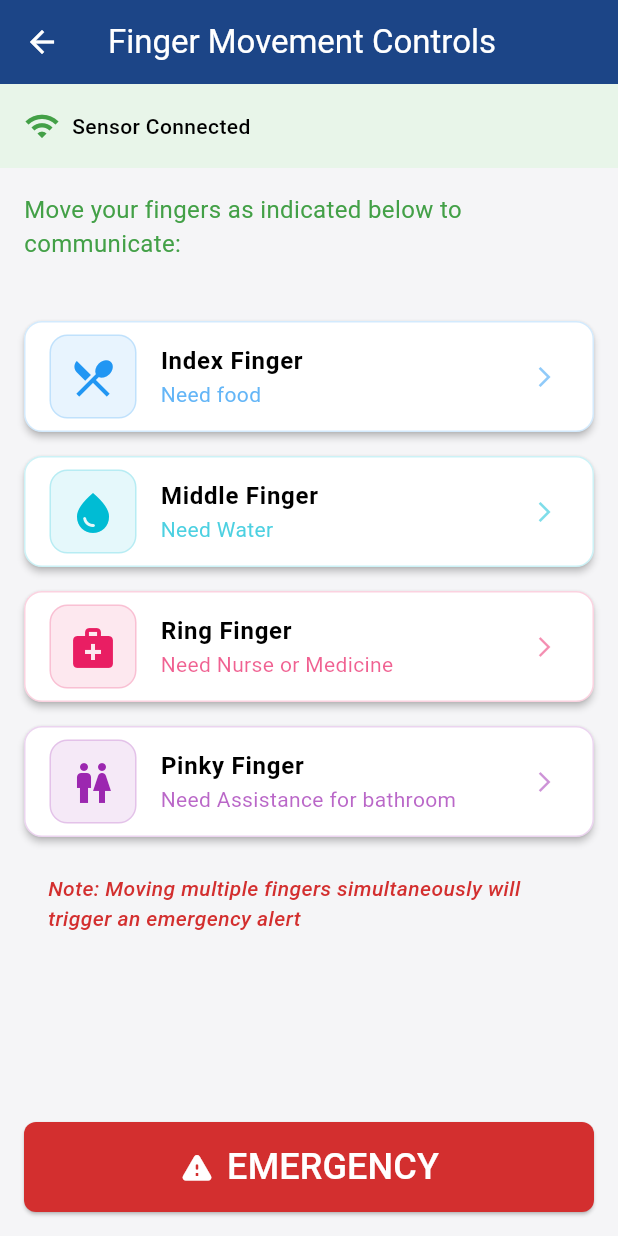
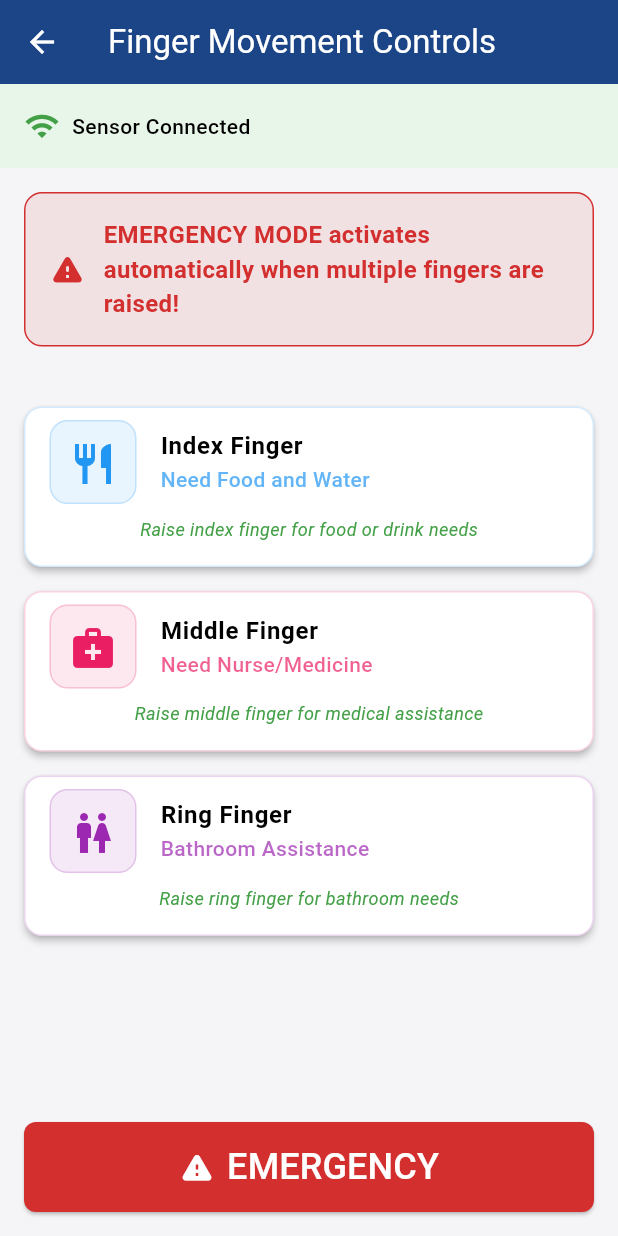
Before and after one commit to Benjaminkazam/paralysis_patientapp, a Flutter app: the screen it shows after launch, after a tap on the "gesture" icon, on a phone screen of 412 x 824 dp. Run offline on Flutter 3.47's test engine with Material 3 defaults, Android fonts, the phone set to English and light mode, and no system bars.

Commit message:
Refactor vital data model and enhance interaction page with detailed finger action descriptions

```diff
--- a/lib/models/vital_data.dart
+++ b/lib/models/vital_data.dart
@@ -1,15 +1,13 @@
 class VitalData {
   final double heartRate;
-  final double bloodPressure;
   final double temperature;
-  final double oxygenLevel; // Added back
+  final double oxygenLevel;
   final String movementStatus;
 
   VitalData({
     required this.heartRate,
-    required this.bloodPressure,
     required this.temperature,
-    required this.oxygenLevel, // Added back
+    required this.oxygenLevel,
     required this.movementStatus,
   });
 }
--- a/lib/screens/home_page.dart
+++ b/lib/screens/home_page.dart
@@ -1,5 +1,6 @@
 import 'package:flutter/material.dart';
 import '../models/vital_data.dart';
+import 'dart:math' as math;
 
 class HomePage extends StatefulWidget {
   const HomePage({super.key});
@@ -8,17 +9,87 @@ class HomePage extends StatefulWidget {
   State<HomePage> createState() => _HomePageState();
 }
 
-class _HomePageState extends State<HomePage> {
+class _HomePageState extends State<HomePage> with TickerProviderStateMixin {
+  late final AnimationController _heartBeatController;
+  late final AnimationController _temperatureController;
+  late final AnimationController _oxygenController;
+
   final VitalData _dummyData = VitalData(
     heartRate: 75,
-    bloodPressure: 120,
     temperature: 37,
     oxygenLevel: 98,
     movementStatus: "Stable",
   );
 
-  Widget _buildVitalCard(
-      String title, String value, String unit, IconData icon, Color iconColor) {
+  // Add vital sign thresholds
+  static const Map<String, Map<String, double>> _vitalThresholds = {
+    'heartRate': {'min': 60, 'max': 100},
+    'temperature': {'min': 36.1, 'max': 37.2},
+    'oxygenLevel': {'min': 95, 'max': 100},
+  };
+
+  bool _isVitalSignNormal(String vitalType, double value) {
+    final threshold = _vitalThresholds[vitalType]!;
+    return value >= threshold['min']! && value <= threshold['max']!;
+  }
+
+  bool get _isEmergencyState {
+    return !_isVitalSignNormal('heartRate', _dummyData.heartRate) &&
+        !_isVitalSignNormal('temperature', _dummyData.temperature) &&
+        !_isVitalSignNormal('oxygenLevel', _dummyData.oxygenLevel);
+  }
+
+  @override
+  void initState() {
+    super.initState();
+    _heartBeatController = AnimationController(
+      duration: const Duration(milliseconds: 800),
+      vsync: this,
+    )..repeat(reverse: true);
+
+    _temperatureController = AnimationController(
+      duration: const Duration(seconds: 2),
+      vsync: this,
+    )..repeat();
+
+    _oxygenController = AnimationController(
+      duration: const Duration(seconds: 3),
+      vsync: this,
+    )..repeat();
+  }
+
+  @override
+  void dispose() {
+    _heartBeatController.dispose();
+    _temperatureController.dispose();
+    _oxygenController.dispose();
+    super.dispose();
+  }
+
+  Widget _buildAnimatedIcon(
+      IconData icon, Color color, AnimationController controller) {
+    return AnimatedBuilder(
+      animation: controller,
+      builder: (context, child) {
+        return Transform.scale(
+          scale: 1.0 + controller.value * 0.2,
+          child: Icon(
+            icon,
+            size: 64, // Increased from 48 to 64
+            color: color.withOpacity(0.5 + controller.value * 0.5),
+          ),
+        );
+      },
+    );
+  }
+
+  Widget _buildVitalCard(String title, String value, String unit, IconData icon,
+      Color iconColor, AnimationController controller, String vitalType) {
+    final double numValue = double.parse(value);
+    final bool isNormal = _isVitalSignNormal(vitalType, numValue);
+    final Color displayColor =
+        isNormal ? iconColor : Theme.of(context).colorScheme.error;
+
     return Card(
       elevation: 3,
       child: Container(
@@ -27,34 +98,37 @@ class _HomePageState extends State<HomePage> {
             begin: Alignment.topLeft,
             end: Alignment.bottomRight,
             colors: [
-              iconColor.withOpacity(0.1),
+              displayColor.withOpacity(0.1),
               Colors.white,
             ],
           ),
           borderRadius: BorderRadius.circular(12),
+          border: !isNormal
+              ? Border.all(
+                  color: Theme.of(context).colorScheme.error,
+                  width: 2,
+                )
+              : null,
         ),
         padding: const EdgeInsets.all(16.0),
         child: Column(
           mainAxisAlignment: MainAxisAlignment.center,
           children: [
             Container(
-              padding: const EdgeInsets.all(12),
+              padding: const EdgeInsets.all(16), // Increased from 12 to 16
               decoration: BoxDecoration(
-                color: iconColor.withOpacity(0.1),
-                borderRadius: BorderRadius.circular(50),
+                color: displayColor.withOpacity(0.1),
+                borderRadius:
+                    BorderRadius.circular(60), // Increased from 50 to 60
               ),
-              child: Icon(
-                icon,
-                size: 48, // Increased icon size
-                color: iconColor,
-              ),
+              child: _buildAnimatedIcon(icon, displayColor, controller),
             ),
             const SizedBox(height: 12),
             Text(
               title,
               style: TextStyle(
                 fontSize: 16,
-                color: iconColor.withOpacity(0.8),
+                color: displayColor.withOpacity(0.8),
                 fontWeight: FontWeight.w500,
               ),
             ),
@@ -66,9 +140,9 @@ class _HomePageState extends State<HomePage> {
                 Text(
                   value,
                   style: TextStyle(
-                    fontSize: 28, // Increased value size
+                    fontSize: 28,
                     fontWeight: FontWeight.bold,
-                    color: iconColor,
+                    color: displayColor,
                   ),
                 ),
                 const SizedBox(width: 4),
@@ -76,13 +150,50 @@ class _HomePageState extends State<HomePage> {
                   unit,
                   style: TextStyle(
                     fontSize: 14,
-                    color: iconColor.withOpacity(0.7),
+                    color: displayColor.withOpacity(0.7),
                   ),
                 ),
               ],
             ),
           ],
         ),
+      ),
+    );
+  }
+
+  Widget _buildEmergencyWarning() {
+    if (!_isEmergencyState) return const SizedBox.shrink();
+
+    return Container(
+      margin: const EdgeInsets.only(bottom: 16),
+      padding: const EdgeInsets.all(16),
+      decoration: BoxDecoration(
+        color: Theme.of(context).colorScheme.error.withOpacity(0.1),
+        borderRadius: BorderRadius.circular(12),
+        border: Border.all(
+          color: Theme.of(context).colorScheme.error,
+          width: 2,
+        ),
+      ),
+      child: Row(
+        children: [
+          Icon(
+            Icons.warning_amber_rounded,
+            color: Theme.of(context).colorScheme.error,
+            size: 32,
+          ),
+          const SizedBox(width: 16),
+          Expanded(
+            child: Text(
+              'CRITICAL: All vital signs are outside normal range!\nImmediate medical attention required.',
+              style: TextStyle(
+                color: Theme.of(context).colorScheme.error,
+                fontWeight: FontWeight.bold,
+                fontSize: 16,
+              ),
+            ),
+          ),
+        ],
       ),
     );
   }
@@ -108,6 +219,7 @@ class _HomePageState extends State<HomePage> {
           children: [
             const Text('Vitals Monitor',
                 style: TextStyle(fontSize: 20, fontWeight: FontWeight.bold)),
+            _buildEmergencyWarning(),
             GridView.count(
               shrinkWrap: true,
               physics: const NeverScrollableScrollPhysics(),
@@ -121,28 +233,27 @@ class _HomePageState extends State<HomePage> {
                   _dummyData.heartRate.toString(),
                   'bpm',
                   Icons.favorite_rounded,
-                  const Color(0xFFE53935), // Deep red for heart rate
-                ),
-                _buildVitalCard(
-                  'Blood Pressure',
-                  _dummyData.bloodPressure.toString(),
-                  'mmHg',
-                  Icons.speed_rounded,
-                  const Color(0xFF1E88E5), // Medical blue for blood pressure
+                  const Color(0xFFE53935),
+                  _heartBeatController,
+                  'heartRate',
                 ),
                 _buildVitalCard(
                   'Temperature',
                   _dummyData.temperature.toString(),
                   '°C',
                   Icons.thermostat_rounded,
-                  const Color(0xFFFF8F00), // Warm orange for temperature
+                  const Color(0xFFFF8F00),
+                  _temperatureController,
+                  'temperature',
                 ),
                 _buildVitalCard(
                   'Oxygen Level',
                   _dummyData.oxygenLevel.toString(),
                   '%',
                   Icons.air_rounded,
-                  const Color(0xFF7B1FA2), // Deep purple for oxygen
+                  const Color(0xFF7B1FA2),
+                  _oxygenController,
+                  'oxygenLevel',
                 ),
               ],
             ),
--- a/lib/screens/interaction_page.dart
+++ b/lib/screens/interaction_page.dart
@@ -21,23 +21,21 @@ class _InteractionPageState extends State<InteractionPage> {
   final Map<String, Map<String, dynamic>> _fingerConfigs = {
     'index': {
       'color': const Color(0xFF2196F3), // Blue for food
-      'icon': Icons.restaurant_menu,
-      'action': 'Need food',
+      'icon': Icons.restaurant,
+      'action': 'Need Food and Water',
+      'description': 'Raise index finger for food or drink needs',
     },
     'middle': {
-      'color': const Color(0xFF00BCD4), // Cyan for water
-      'icon': Icons.water_drop,
-      'action': 'Need Water',
+      'color': const Color(0xFFE91E63), // Pink for medical
+      'icon': Icons.medical_services,
+      'action': 'Need Nurse/Medicine',
+      'description': 'Raise middle finger for medical assistance',
     },
     'ring': {
-      'color': const Color(0xFFE91E63), // Pink for medical
-      'icon': Icons.medical_services,
-      'action': 'Need Nurse or Medicine',
-    },
-    'pinky': {
       'color': const Color(0xFF9C27B0), // Purple for assistance
       'icon': Icons.wc,
-      'action': 'Need Assistance for bathroom',
+      'action': 'Bathroom Assistance',
+      'description': 'Raise ring finger for bathroom needs',
     },
   };
 
@@ -135,7 +133,9 @@ class _InteractionPageState extends State<InteractionPage> {
                   )
                 : null,
           ),
-          child: ListTile(
+          child: Column(
+            children: [
+              ListTile(
                 leading: Container(
                   padding: const EdgeInsets.all(12),
                   decoration: BoxDecoration(
@@ -162,14 +162,24 @@ class _InteractionPageState extends State<InteractionPage> {
                 subtitle: Text(
                   config['action'] as String,
                   style: TextStyle(
-                color: isActive ? fingerColor : fingerColor.withOpacity(0.7),
+                    color:
+                        isActive ? fingerColor : fingerColor.withOpacity(0.7),
+                    fontWeight: FontWeight.w500,
                   ),
                 ),
-            trailing: Icon(
-              Icons.arrow_forward_ios,
-              color: fingerColor.withOpacity(0.5),
-              size: 16,
               ),
+              Padding(
+                padding: const EdgeInsets.fromLTRB(16, 0, 16, 16),
+                child: Text(
+                  config['description'] as String,
+                  style: TextStyle(
+                    fontSize: 12,
+                    color: Theme.of(context).colorScheme.secondary,
+                    fontStyle: FontStyle.italic,
+                  ),
+                ),
+              ),
+            ],
           ),
         ),
       ),
@@ -211,11 +221,34 @@ class _InteractionPageState extends State<InteractionPage> {
           // Instructions text
           Padding(
             padding: const EdgeInsets.all(16.0),
+            child: Container(
+              padding: const EdgeInsets.all(16),
+              decoration: BoxDecoration(
+                color: Theme.of(context).colorScheme.error.withOpacity(0.1),
+                borderRadius: BorderRadius.circular(12),
+                border: Border.all(
+                  color: Theme.of(context).colorScheme.error,
+                ),
+              ),
+              child: Row(
+                children: [
+                  Icon(
+                    Icons.warning_rounded,
+                    color: Theme.of(context).colorScheme.error,
+                    size: 24,
+                  ),
+                  const SizedBox(width: 12),
+                  Expanded(
                     child: Text(
-              'Move your fingers as indicated below to communicate:',
+                      'EMERGENCY MODE activates automatically when multiple fingers are raised!',
                       style: TextStyle(
+                        color: Theme.of(context).colorScheme.error,
+                        fontWeight: FontWeight.bold,
                         fontSize: 16,
-                color: Theme.of(context).colorScheme.secondary,
+                      ),
+                    ),
+                  ),
+                ],
               ),
             ),
           ),
@@ -227,18 +260,6 @@ class _InteractionPageState extends State<InteractionPage> {
                 _buildFingerMovementCard('Index'),
                 _buildFingerMovementCard('Middle'),
                 _buildFingerMovementCard('Ring'),
-                _buildFingerMovementCard('Pinky'),
-                Padding(
-                  padding: const EdgeInsets.all(16.0),
-                  child: Text(
-                    'Note: Moving multiple fingers simultaneously will trigger an emergency alert',
-                    style: TextStyle(
-                      color: Theme.of(context).colorScheme.error,
-                      fontStyle: FontStyle.italic,
-                      fontWeight: FontWeight.w500,
-                    ),
-                  ),
-                ),
               ],
             ),
           ),
```
Lines whose indentation alone changed are shown as unchanged.
